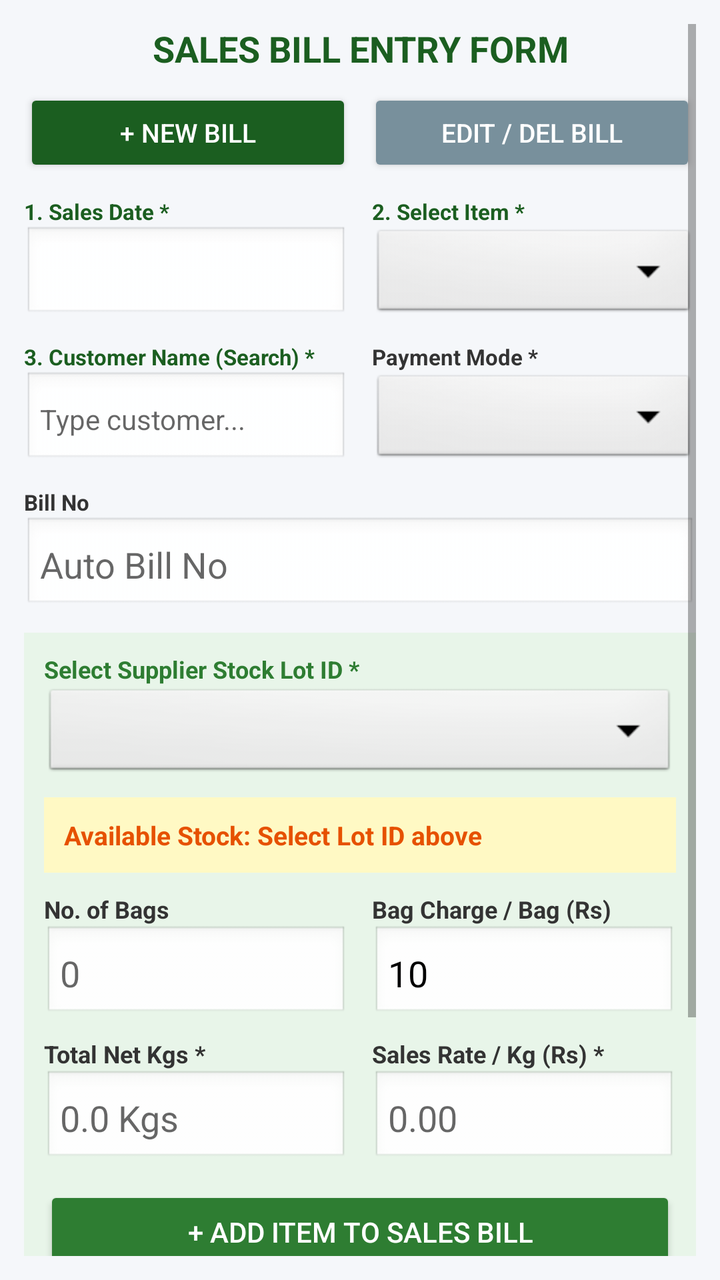
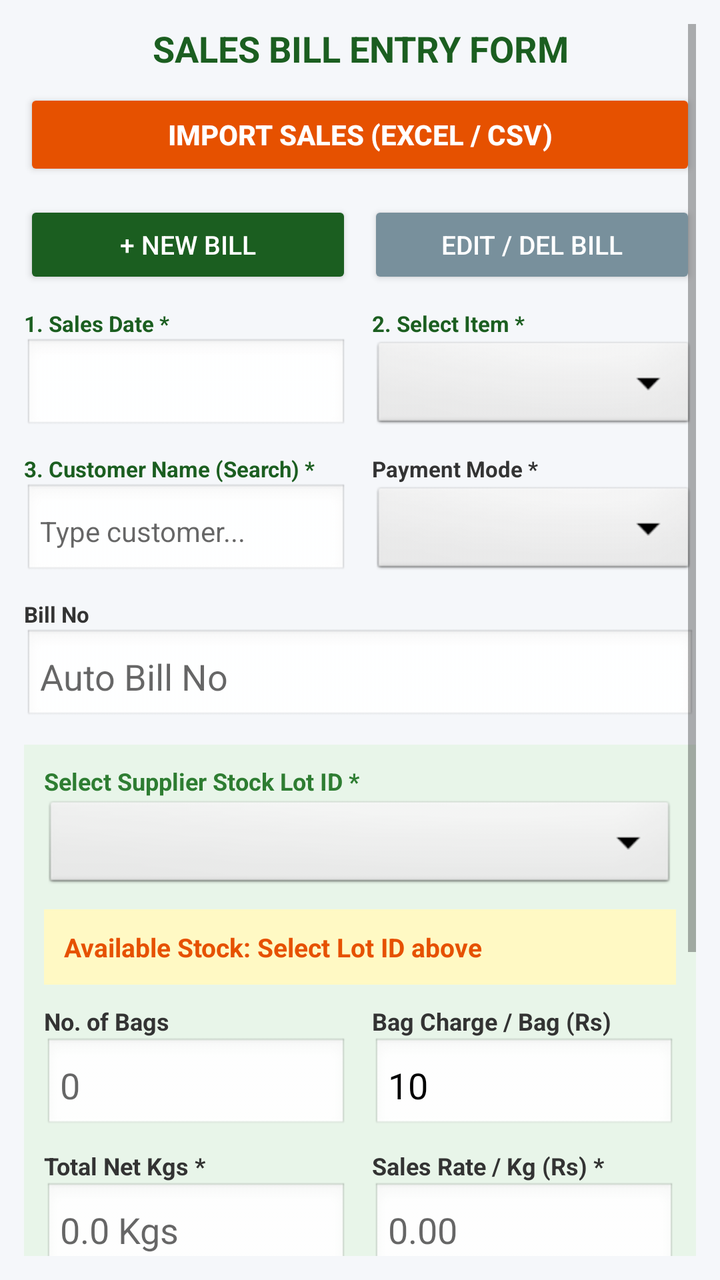

An Android layout rendered at two revisions. The XML below is the earlier revision; the diff shows what the commit changed to produce the second picture.
<!-- AndroidManifest.xml: application theme Theme.AppCompat.Light.DarkActionBar -->
<!-- res/layout/activity_sales.xml -->
<?xml version="1.0" encoding="utf-8"?>
<ScrollView xmlns:android="http://schemas.android.com/apk/res/android"
    android:layout_width="match_parent"
    android:layout_height="match_parent"
    android:background="#F5F7FA"
    android:padding="12dp">

    <LinearLayout
        android:layout_width="match_parent"
        android:layout_height="wrap_content"
        android:orientation="vertical">

        <TextView
            android:id="@+id/tvSalesHeader"
            android:layout_width="match_parent"
            android:layout_height="wrap_content"
            android:text="SALES BILL ENTRY FORM"
            android:textSize="18sp"
            android:textStyle="bold"
            android:textColor="#1B5E20"
            android:gravity="center"
            android:layout_marginBottom="8dp" />

        
        <LinearLayout
            android:layout_width="match_parent"
            android:layout_height="wrap_content"
            android:orientation="horizontal"
            android:weightSum="2"
            android:layout_marginBottom="10dp">

            <Button
                android:id="@+id/btnModeNewSales"
                android:layout_width="0dp"
                android:layout_height="44dp"
                android:layout_weight="1"
                android:text="+ NEW BILL"
                android:backgroundTint="#1B5E20"
                android:textColor="#FFFFFF"
                android:textSize="13sp"
                android:layout_marginEnd="4dp" />

            <Button
                android:id="@+id/btnModeEditSales"
                android:layout_width="0dp"
                android:layout_height="44dp"
                android:layout_weight="1"
                android:text="EDIT / DEL BILL"
                android:backgroundTint="#78909C"
                android:textColor="#FFFFFF"
                android:textSize="13sp"
                android:layout_marginStart="4dp" />
        </LinearLayout>

        
        <LinearLayout
            android:id="@+id/layoutEditSalesPanel"
            android:layout_width="match_parent"
            android:layout_height="wrap_content"
            android:orientation="vertical"
            android:background="#FFF3E0"
            android:padding="10dp"
            android:visibility="gone"
            android:layout_marginBottom="12dp">

            <TextView
                android:layout_width="match_parent"
                android:layout_height="wrap_content"
                android:text="SELECT DATE &amp; CUSTOMER TO EDIT / DELETE BILL"
                android:textSize="12sp"
                android:textStyle="bold"
                android:textColor="#E65100"
                android:layout_marginBottom="8dp" />

            <LinearLayout
                android:layout_width="match_parent"
                android:layout_height="wrap_content"
                android:orientation="horizontal"
                android:weightSum="2"
                android:layout_marginBottom="8dp">

                <LinearLayout android:layout_width="0dp" android:layout_height="wrap_content" android:layout_weight="1" android:orientation="vertical" android:layout_marginEnd="6dp">
                    <TextView android:layout_width="wrap_content" android:layout_height="wrap_content" android:text="1. Bill Date *" android:textSize="11sp" android:textStyle="bold" android:textColor="#333333" />
                    <EditText
                        android:id="@+id/etEditFilterDate"
                        android:layout_width="match_parent"
                        android:layout_height="46dp"
                        android:focusable="false"
                        android:clickable="true"
                        android:textColor="#000000"
                        android:textStyle="bold"
                        android:background="@android:drawable/edit_text"
                        android:padding="8dp"
                        android:textSize="13sp" />
                </LinearLayout>

                <LinearLayout android:layout_width="0dp" android:layout_height="wrap_content" android:layout_weight="1" android:orientation="vertical" android:layout_marginStart="6dp">
                    <TextView android:layout_width="wrap_content" android:layout_height="wrap_content" android:text="2. Customer Name *" android:textSize="11sp" android:textStyle="bold" android:textColor="#333333" />
                    <Spinner
                        android:id="@+id/spEditFilterCustomer"
                        android:layout_width="match_parent"
                        android:layout_height="46dp"
                        android:spinnerMode="dialog"
                        android:background="@android:drawable/btn_dropdown" />
                </LinearLayout>
            </LinearLayout>

            <LinearLayout
                android:id="@+id/llMatchingBillsList"
                android:layout_width="match_parent"
                android:layout_height="wrap_content"
                android:orientation="vertical" />
        </LinearLayout>

        
        <LinearLayout
            android:layout_width="match_parent"
            android:layout_height="wrap_content"
            android:orientation="horizontal"
            android:weightSum="2"
            android:layout_marginBottom="10dp">

            <LinearLayout android:layout_width="0dp" android:layout_height="wrap_content" android:layout_weight="1" android:orientation="vertical" android:layout_marginEnd="6dp">
                <TextView android:layout_width="wrap_content" android:layout_height="wrap_content" android:text="1. Sales Date *" android:textSize="11sp" android:textStyle="bold" android:textColor="#1B5E20" />
                <EditText
                    android:id="@+id/etSalesDate"
                    android:layout_width="match_parent"
                    android:layout_height="48dp"
                    android:focusable="false"
                    android:clickable="true"
                    android:textColor="#000000"
                    android:textStyle="bold"
                    android:background="@android:drawable/edit_text"
                    android:padding="8dp"
                    android:textSize="14sp" />
            </LinearLayout>

            <LinearLayout android:layout_width="0dp" android:layout_height="wrap_content" android:layout_weight="1" android:orientation="vertical" android:layout_marginStart="6dp">
                <TextView android:layout_width="wrap_content" android:layout_height="wrap_content" android:text="2. Select Item *" android:textSize="11sp" android:textStyle="bold" android:textColor="#1B5E20" />
                <Spinner
                    android:id="@+id/spSalesItem"
                    android:layout_width="match_parent"
                    android:layout_height="48dp"
                    android:spinnerMode="dialog"
                    android:background="@android:drawable/btn_dropdown" />
            </LinearLayout>
        </LinearLayout>

        
        <LinearLayout
            android:layout_width="match_parent"
            android:layout_height="wrap_content"
            android:orientation="horizontal"
            android:weightSum="2"
            android:layout_marginBottom="10dp">

            <LinearLayout android:layout_width="0dp" android:layout_height="wrap_content" android:layout_weight="1" android:orientation="vertical" android:layout_marginEnd="6dp">
                <TextView android:layout_width="wrap_content" android:layout_height="wrap_content" android:text="3. Customer Name (Search) *" android:textSize="11sp" android:textStyle="bold" android:textColor="#1B5E20" />
                <AutoCompleteTextView
                    android:id="@+id/actvCustomer"
                    android:layout_width="match_parent"
                    android:layout_height="48dp"
                    android:hint="Type customer..."
                    android:completionThreshold="1"
                    android:background="@android:drawable/edit_text"
                    android:padding="8dp"
                    android:textColor="#000000"
                    android:textSize="14sp" />
            </LinearLayout>

            <LinearLayout android:layout_width="0dp" android:layout_height="wrap_content" android:layout_weight="1" android:orientation="vertical" android:layout_marginStart="6dp">
                <TextView android:layout_width="wrap_content" android:layout_height="wrap_content" android:text="Payment Mode *" android:textSize="11sp" android:textStyle="bold" android:textColor="#333333" />
                <Spinner
                    android:id="@+id/spSalesPayMode"
                    android:layout_width="match_parent"
                    android:layout_height="48dp"
                    android:spinnerMode="dialog"
                    android:background="@android:drawable/btn_dropdown" />
            </LinearLayout>
        </LinearLayout>

        
        <TextView android:layout_width="wrap_content" android:layout_height="wrap_content" android:text="Bill No" android:textSize="11sp" android:textStyle="bold" android:textColor="#333333" />
        <EditText android:id="@+id/etSalesBillNo" android:layout_width="match_parent" android:layout_height="48dp" android:hint="Auto Bill No" android:textColor="#000000" android:background="@android:drawable/edit_text" android:padding="8dp" android:layout_marginBottom="10dp" />

        
        <LinearLayout
            android:layout_width="match_parent"
            android:layout_height="wrap_content"
            android:orientation="vertical"
            android:background="#E8F5E9"
            android:padding="10dp"
            android:layout_marginBottom="12dp">

            <TextView android:layout_width="wrap_content" android:layout_height="wrap_content" android:text="Select Supplier Stock Lot ID *" android:textSize="12sp" android:textStyle="bold" android:textColor="#2E7D32" />
            <Spinner
                android:id="@+id/spSupplierBatch"
                android:layout_width="match_parent"
                android:layout_height="48dp"
                android:spinnerMode="dialog"
                android:background="@android:drawable/btn_dropdown"
                android:layout_marginBottom="8dp" />

            <TextView
                android:id="@+id/tvLiveStockBanner"
                android:layout_width="match_parent"
                android:layout_height="wrap_content"
                android:text="Available Stock: Select Lot ID above"
                android:background="#FFF9C4"
                android:textColor="#E65100"
                android:textStyle="bold"
                android:textSize="13sp"
                android:padding="10dp"
                android:layout_marginBottom="10dp" />

            
            <LinearLayout
                android:id="@+id/layoutSalesOnion"
                android:layout_width="match_parent"
                android:layout_height="wrap_content"
                android:orientation="horizontal"
                android:weightSum="2"
                android:layout_marginBottom="8dp">

                <LinearLayout android:layout_width="0dp" android:layout_height="wrap_content" android:layout_weight="1" android:orientation="vertical" android:layout_marginEnd="6dp">
                    <TextView android:layout_width="wrap_content" android:layout_height="wrap_content" android:text="No. of Bags" android:textSize="12sp" android:textStyle="bold" android:textColor="#333333" />
                    <EditText android:id="@+id/etSalesBags" android:layout_width="match_parent" android:layout_height="48dp" android:hint="0" android:textColor="#000000" android:inputType="number" android:background="@android:drawable/edit_text" android:padding="8dp" />
                </LinearLayout>

                <LinearLayout android:layout_width="0dp" android:layout_height="wrap_content" android:layout_weight="1" android:orientation="vertical" android:layout_marginStart="6dp">
                    <TextView android:layout_width="wrap_content" android:layout_height="wrap_content" android:text="Bag Charge / Bag (Rs)" android:textSize="12sp" android:textStyle="bold" android:textColor="#333333" />
                    <EditText android:id="@+id/etSalesBagRate" android:layout_width="match_parent" android:layout_height="48dp" android:text="10" android:textColor="#000000" android:inputType="numberDecimal" android:background="@android:drawable/edit_text" android:padding="8dp" />
                </LinearLayout>
            </LinearLayout>

            
            <LinearLayout
                android:layout_width="match_parent"
                android:layout_height="wrap_content"
                android:orientation="horizontal"
                android:weightSum="2"
                android:layout_marginBottom="10dp">

                <LinearLayout android:layout_width="0dp" android:layout_height="wrap_content" android:layout_weight="1" android:orientation="vertical" android:layout_marginEnd="6dp">
                    <TextView android:layout_width="wrap_content" android:layout_height="wrap_content" android:text="Total Net Kgs *" android:textSize="12sp" android:textStyle="bold" android:textColor="#333333" />
                    <EditText android:id="@+id/etSalesNetKgs" android:layout_width="match_parent" android:layout_height="48dp" android:hint="0.0 Kgs" android:textColor="#000000" android:inputType="numberDecimal" android:background="@android:drawable/edit_text" android:padding="8dp" />
                </LinearLayout>

                <LinearLayout android:layout_width="0dp" android:layout_height="wrap_content" android:layout_weight="1" android:orientation="vertical" android:layout_marginStart="6dp">
                    <TextView android:layout_width="wrap_content" android:layout_height="wrap_content" android:text="Sales Rate / Kg (Rs) *" android:textSize="12sp" android:textStyle="bold" android:textColor="#333333" />
                    <EditText android:id="@+id/etSalesRatePerKg" android:layout_width="match_parent" android:layout_height="48dp" android:hint="0.00" android:textColor="#000000" android:inputType="numberDecimal" android:background="@android:drawable/edit_text" android:padding="8dp" />
                </LinearLayout>
            </LinearLayout>

            <Button android:id="@+id/btnAddSalesItem" android:layout_width="match_parent" android:layout_height="46dp" android:text="+ ADD ITEM TO SALES BILL" android:backgroundTint="#2E7D32" android:textColor="#FFFFFF" />
        </LinearLayout>

        
        <HorizontalScrollView
            android:layout_width="match_parent"
            android:layout_height="wrap_content"
            android:background="#FFFFFF"
            android:layout_marginBottom="10dp">

            <TableLayout
                android:id="@+id/tlSalesGrid"
                android:layout_width="wrap_content"
                android:layout_height="wrap_content"
                android:stretchColumns="*"
                android:background="#CFD8DC"
                android:padding="1dp">

                <TableRow android:background="#1B5E20">
                    <TextView android:layout_width="wrap_content" android:layout_height="wrap_content" android:text="Item" android:textColor="#FFFFFF" android:textStyle="bold" android:textSize="12sp" android:padding="8dp" />
                    <TextView android:layout_width="wrap_content" android:layout_height="wrap_content" android:text="Lot ID" android:textColor="#FFFFFF" android:textStyle="bold" android:textSize="12sp" android:padding="8dp" />
                    <TextView android:layout_width="wrap_content" android:layout_height="wrap_content" android:text="Bags" android:textColor="#FFFFFF" android:textStyle="bold" android:textSize="12sp" android:padding="8dp" android:gravity="end" />
                    <TextView android:layout_width="wrap_content" android:layout_height="wrap_content" android:text="Net Kgs" android:textColor="#FFFFFF" android:textStyle="bold" android:textSize="12sp" android:padding="8dp" android:gravity="end" />
                    <TextView android:layout_width="wrap_content" android:layout_height="wrap_content" android:text="Rate" android:textColor="#FFFFFF" android:textStyle="bold" android:textSize="12sp" android:padding="8dp" android:gravity="end" />
                    <TextView android:layout_width="wrap_content" android:layout_height="wrap_content" android:text="Amount" android:textColor="#FFFFFF" android:textStyle="bold" android:textSize="12sp" android:padding="8dp" android:gravity="end" />
                    <TextView android:layout_width="wrap_content" android:layout_height="wrap_content" android:text="Edit" android:textColor="#FFFFFF" android:textStyle="bold" android:textSize="12sp" android:padding="8dp" android:gravity="center" />
                    <TextView android:layout_width="wrap_content" android:layout_height="wrap_content" android:text="Del" android:textColor="#FFFFFF" android:textStyle="bold" android:textSize="12sp" android:padding="8dp" android:gravity="center" />
                </TableRow>
            </TableLayout>
        </HorizontalScrollView>

        <TextView android:id="@+id/tvSalesGrandTotal" android:layout_width="match_parent" android:layout_height="wrap_content" android:text="Grand Total: Rs. 0.00" android:textSize="18sp" android:textStyle="bold" android:textColor="#1B5E20" android:layout_marginBottom="12dp" />
        <Button android:id="@+id/btnSaveSalesBill" android:layout_width="match_parent" android:layout_height="52dp" android:text="SUBMIT SALES BILL &amp; UPDATE STOCK" android:backgroundTint="#1B5E20" android:textColor="#FFFFFF" />

    </LinearLayout>
</ScrollView>
<!-- resources referenced by this layout -->
<resources>

</resources>

<!-- the commit's change to res/layout/activity_sales.xml (unified diff, before → after) -->
@@ -20,7 +20,16 @@
             android:textColor="#1B5E20"
             android:gravity="center"
             android:layout_marginBottom="8dp" />
-
+        <Button
+            android:id="@+id/btnImportSalesCsv"
+            android:layout_width="match_parent"
+            android:layout_height="46dp"
+            android:text="IMPORT SALES (EXCEL / CSV)"
+            android:backgroundTint="#E65100"
+            android:textColor="#FFFFFF"
+            android:textStyle="bold"
+            android:layout_marginBottom="10dp" />
+        
         
         <LinearLayout
             android:layout_width="match_parent"
